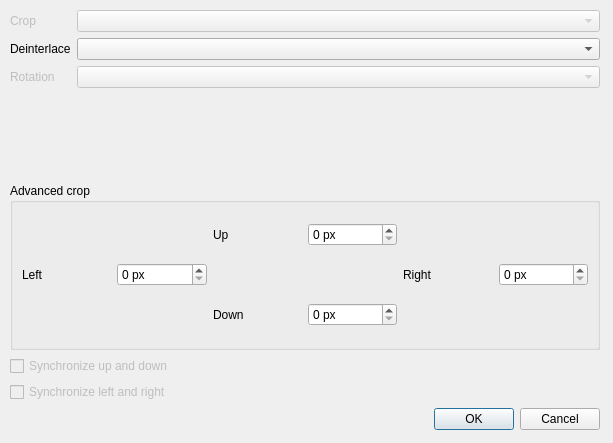
Old version of the form src/advancedpicturesettingswindow.ui in the repository cinemaouvert/OPP.
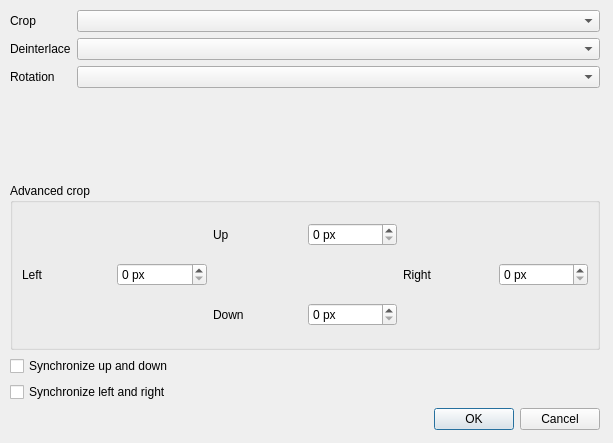
New version of the form.

Patch:
```diff
--- a/src/advancedpicturesettingswindow.ui
+++ b/src/advancedpicturesettingswindow.ui
@@ -34,7 +34,7 @@
       <item row="0" column="0">
        <widget class="QLabel" name="label_trim">
         <property name="enabled">
-         <bool>false</bool>
+         <bool>true</bool>
         </property>
         <property name="text">
          <string>Crop</string>
@@ -44,7 +44,7 @@
       <item row="0" column="1">
        <widget class="QComboBox" name="comboBox_trim">
         <property name="enabled">
-         <bool>false</bool>
+         <bool>true</bool>
         </property>
        </widget>
       </item>
@@ -61,7 +61,7 @@
       <item row="2" column="0">
        <widget class="QLabel" name="label_rotation">
         <property name="enabled">
-         <bool>false</bool>
+         <bool>true</bool>
         </property>
         <property name="text">
          <string>Rotation</string>
@@ -71,7 +71,7 @@
       <item row="2" column="1">
        <widget class="QComboBox" name="comboBox_rotation">
         <property name="enabled">
-         <bool>false</bool>
+         <bool>true</bool>
         </property>
        </widget>
       </item>
@@ -154,7 +154,7 @@
     <item>
      <widget class="QCheckBox" name="checkBox_upDownSync">
       <property name="enabled">
-       <bool>false</bool>
+       <bool>true</bool>
       </property>
       <property name="text">
        <string>Synchronize up and down</string>
@@ -164,7 +164,7 @@
     <item>
      <widget class="QCheckBox" name="checkBox_leftRightSync">
       <property name="enabled">
-       <bool>false</bool>
+       <bool>true</bool>
       </property>
       <property name="text">
        <string>Synchronize left and right</string>
```
